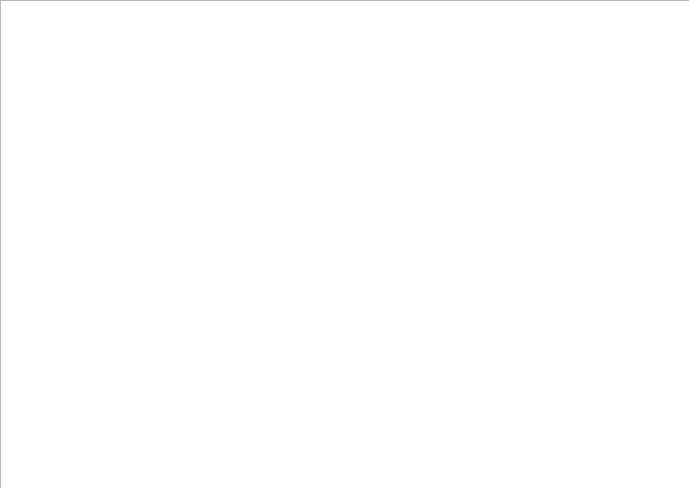
Above: tabledialog.ui from RStravinsky/MedicalTables before the change. Below: the same form after it.
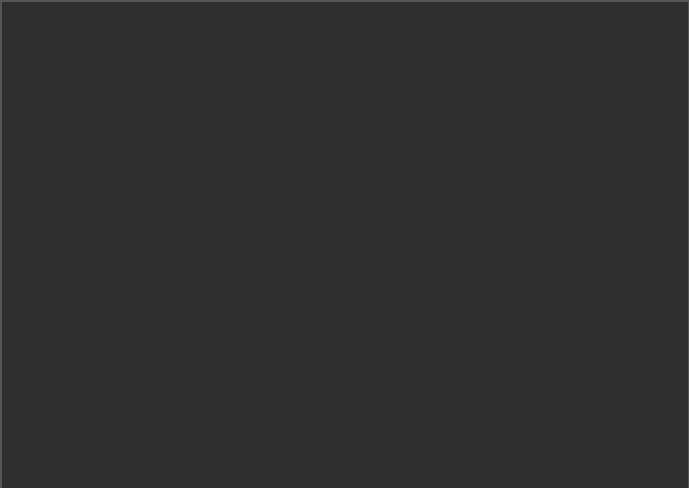
That is the form after the change.

Commit message: preview table

Diff of the .ui file:
```diff
--- a/tabledialog.ui
+++ b/tabledialog.ui
@@ -25,6 +25,16 @@
   <property name="windowTitle">
    <string>Dialog</string>
   </property>
+  <property name="styleSheet">
+   <string notr="true"> background-color: #646464;
+
+
+
+
+
+
+</string>
+  </property>
   <widget class="QTableView" name="tableView">
    <property name="geometry">
     <rect>
@@ -34,6 +44,35 @@
      <height>490</height>
     </rect>
    </property>
+   <property name="styleSheet">
+    <string notr="true">QHeaderView::section  {
+     background: qlineargradient(x1:0, y1:0, x2:0, y2:1
+    stop: 0  &quot;lightgray&quot;, stop: 0.1 &quot;#838383&quot;,stop: 0.5  &quot;#464646&quot;, stop:1  &quot;#464646&quot;);
+    font-size: 10pt ;
+    font-family: &quot;Arial&quot;;
+    color: &quot;white&quot;;
+    font-weight: bold 
+}
+
+ QTableView {
+    background: #2e2e2e;
+    color:#fffff8;
+    gridline-color: #fffff8;   
+    font-size: 10pt;
+	border: 2px solid #555;
+	padding: 5px;
+} 
+
+QTableView QTableCornerButton::section {
+     background: qlineargradient(x1:0, y1:0, x2:0, y2:1
+     stop: 0  &quot;lightgray&quot;, stop: 0.1 &quot;#838383&quot;,stop: 0.5  &quot;#464646&quot;, stop:1  &quot;#464646&quot;);
+}
+
+
+
+
+</string>
+   </property>
   </widget>
  </widget>
  <resources/>
```
The commit also changes 57 other files.
